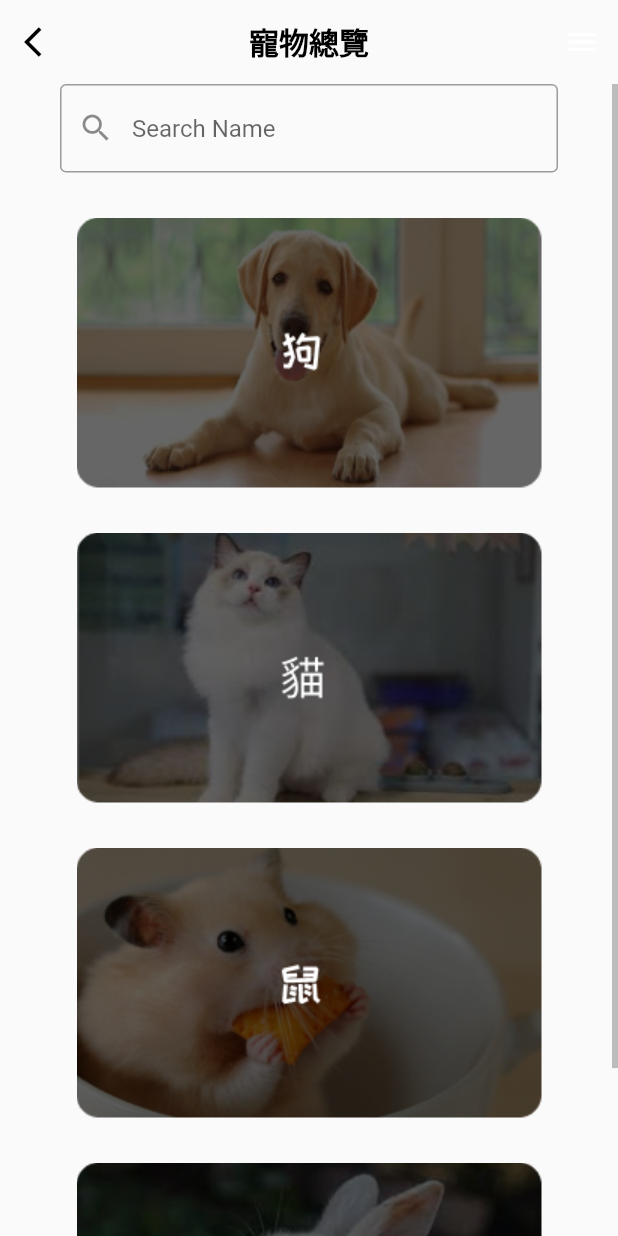
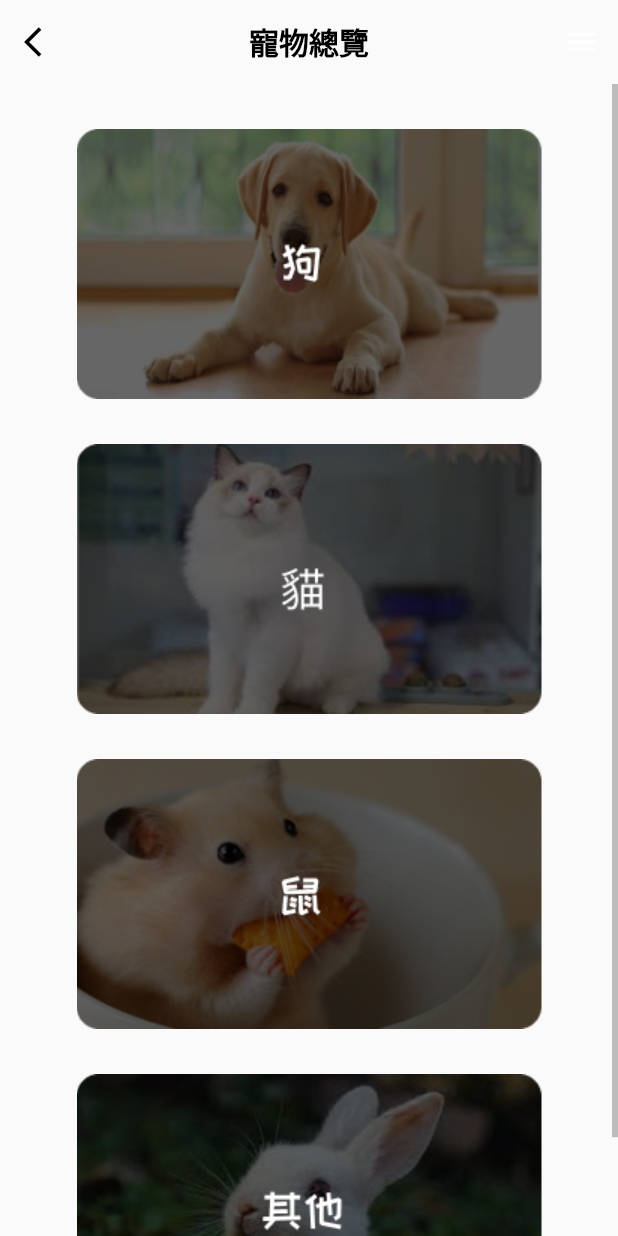
Before and after one commit to Tonyao0924/petapp, a Flutter app: the PetOverview screen opened directly, on a phone screen of 412 x 824 dp. Run offline on Flutter 3.47's test engine with Material 2 defaults, Android fonts, the phone set to English and light mode, and no system bars; our stand-ins replace flutter_svg, flutter_swiper, image_picker, rive.

Commit message:
overview

```diff
--- a/lib/Page/petoverview/petOverview.dart
+++ b/lib/Page/petoverview/petOverview.dart
@@ -7,7 +7,6 @@ class PetOverview extends StatefulWidget {
 }
 
 class _PetOverview extends State<PetOverview> {
-  final TextEditingController findController = TextEditingController();
 
   @override
   Widget build(BuildContext context) {
@@ -48,19 +47,6 @@ class _PetOverview extends State<PetOverview> {
                 itemBuilder: (BuildContext context, int index) {
                   return Column(
                     children: <Widget>[
-                      Padding(
-                        padding: const EdgeInsets.symmetric(horizontal: 40),
-                        child: Center(
-                          child: TextField(
-                            controller: findController,
-                            decoration: const InputDecoration(
-                              prefixIcon: Icon(Icons.search),
-                              border: OutlineInputBorder(),
-                              hintText: 'Search Name',
-                            ),
-                          ),
-                        ),
-                      ),
                       ...List.generate(
                         OverViewNavs.length,
                             (index) => Center(
```
